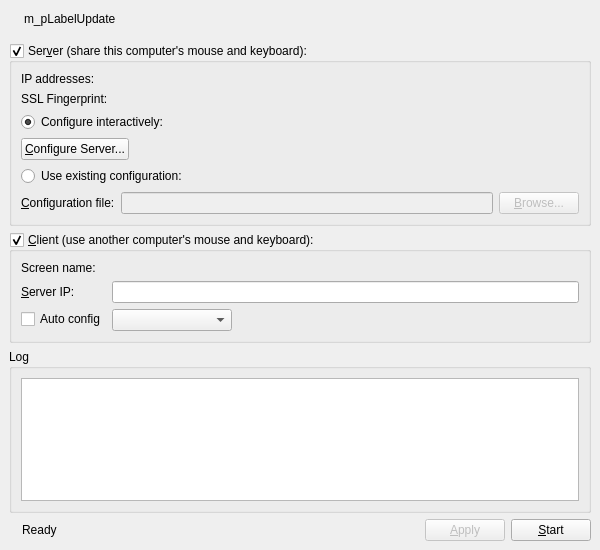
The window that src/gui/src/MainWindowBase.ui (deskflow/deskflow) describes before a commit, drawn with Qt 5.
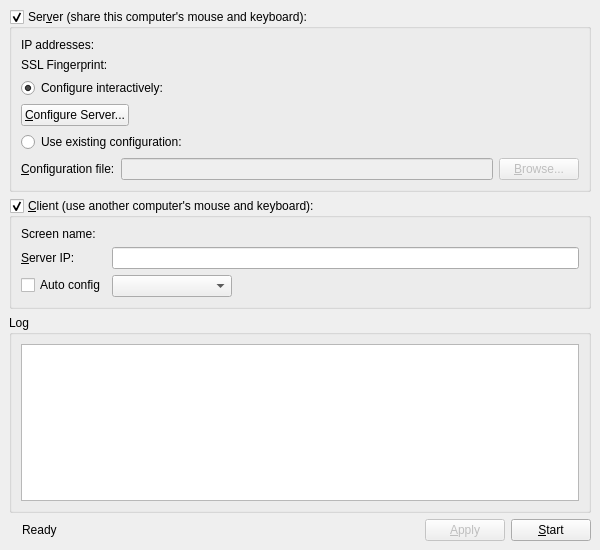
The same window after the commit. Icons and pictures are not drawn.

Commit message: redo GUI menu a bit; remove unused items

What changed in the file:
```diff
--- a/src/gui/src/MainWindowBase.ui
+++ b/src/gui/src/MainWindowBase.ui
@@ -27,57 +27,6 @@
   </property>
   <widget class="QWidget" name="centralwidget">
    <layout class="QVBoxLayout" name="verticalLayout_2">
-    <item>
-     <widget class="QWidget" name="m_pWidgetUpdate" native="true">
-      <layout class="QHBoxLayout" name="horizontalLayout_2">
-       <property name="leftMargin">
-        <number>2</number>
-       </property>
-       <property name="topMargin">
-        <number>0</number>
-       </property>
-       <property name="rightMargin">
-        <number>0</number>
-       </property>
-       <property name="bottomMargin">
-        <number>8</number>
-       </property>
-       <item>
-        <widget class="QLabel" name="m_pIconUpdate">
-         <property name="text">
-          <string/>
-         </property>
-         <property name="pixmap">
-          <pixmap resource="Barrier.qrc">:/res/icons/16x16/warning.png</pixmap>
-         </property>
-        </widget>
-       </item>
-       <item>
-        <widget class="QLabel" name="m_pLabelUpdate">
-         <property name="text">
-          <string notr="true">m_pLabelUpdate</string>
-         </property>
-         <property name="openExternalLinks">
-          <bool>true</bool>
-         </property>
-        </widget>
-       </item>
-       <item>
-        <spacer name="m_pSpacerUpdate">
-         <property name="orientation">
-          <enum>Qt::Horizontal</enum>
-         </property>
-         <property name="sizeHint" stdset="0">
-          <size>
-           <width>469</width>
-           <height>20</height>
-          </size>
-         </property>
-        </spacer>
-       </item>
-      </layout>
-     </widget>
-    </item>
     <item>
      <widget class="QGroupBox" name="m_pGroupServer">
       <property name="sizePolicy">
```
The commit also changes 2 other files.
